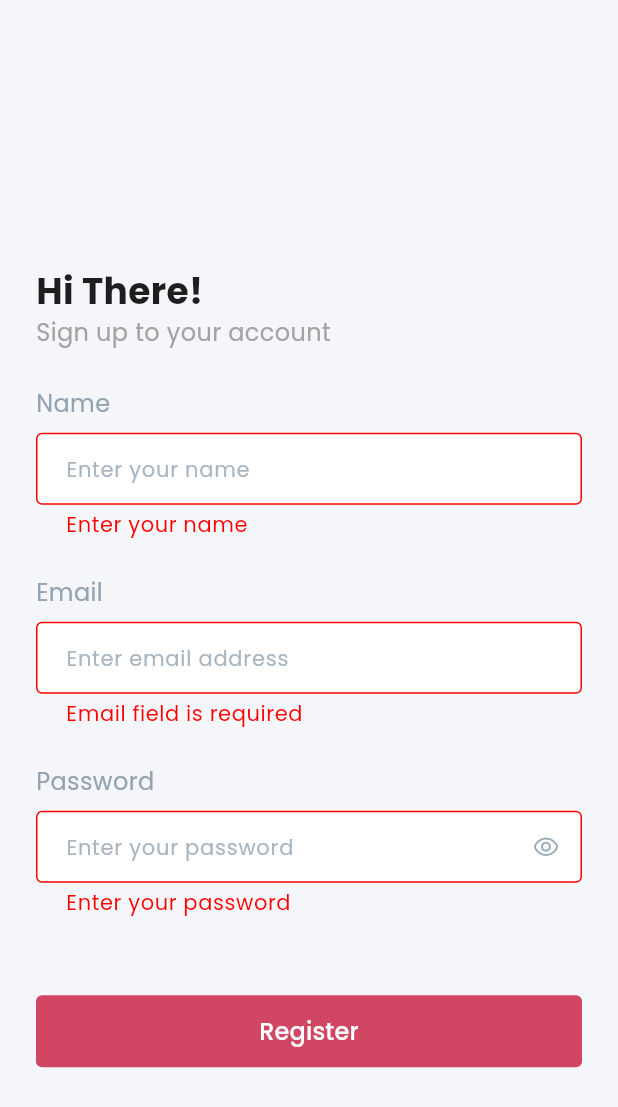
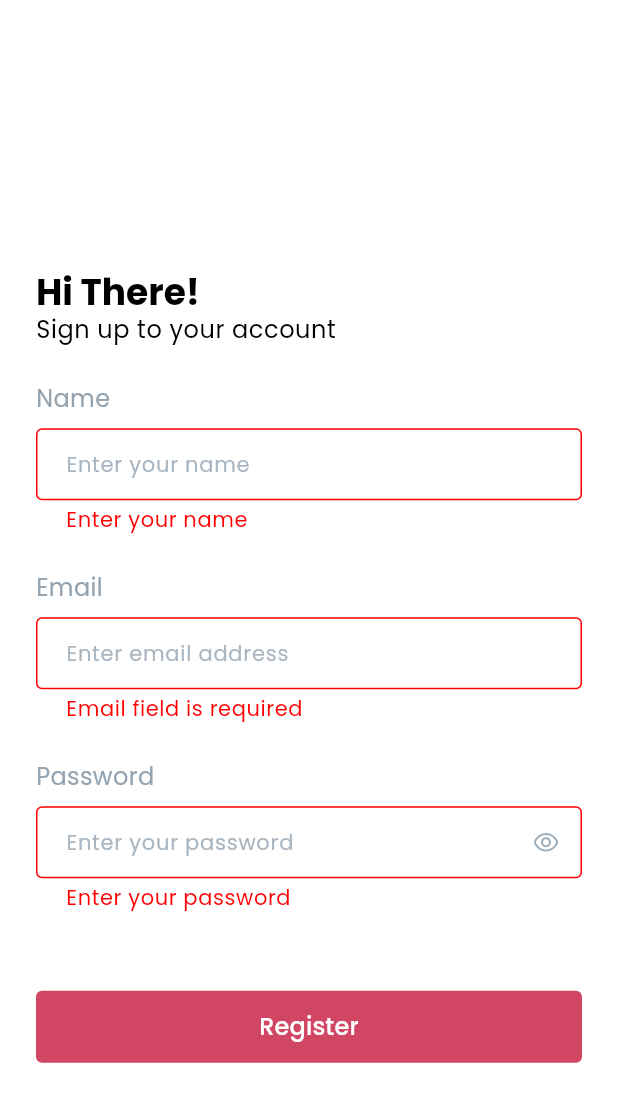
Before and after one commit to hamadasaad1/NT-task, a Flutter app: the RegisterScreen screen opened directly, after a tap on "Register", on a phone screen of 412 x 824 dp. Shown: the top 1107 px of the screen. Run offline on Flutter 3.47's test engine with Material 3 defaults, Android fonts, the phone set to English and light mode, and no system bars; our stand-ins replace bloc, cached_network_image, cloud_firestore, connectivity_plus, dartz, dio and 26 more; missing offline and left inert: dart:ffi, jwt_decode; accounts and stored records are empty; generated files the repository leaves out were written again.

Commit message:
update ui for login screen and register

```diff
--- a/lib/features/auth/presentation/view/login_screen.dart
+++ b/lib/features/auth/presentation/view/login_screen.dart
@@ -88,7 +88,7 @@ class _LoginScreenState extends State<LoginScreen> {
         return true;
       },
       child: Scaffold(
-        backgroundColor: ColorManager.background,
+        // backgroundColor: ColorManager.background,
         body: BlocProvider<AuthCubit>(
           create: (context) {
             _viewModel = AuthCubit();
@@ -142,15 +142,11 @@ class _LoginScreenState extends State<LoginScreen> {
                           const SizedBox(height: AppPadding.p32),
                           Text(
                             "Hi There!",
-                            style: getBoldStyle(
-                              fontSize: FontSize.s24,
-                              color: ColorManager.textHeaderColor,
-                            ),
+                            style: Theme.of(context).textTheme.titleLarge?.copyWith(fontSize:  FontSize.s24)
                           ),
                           Text(
                             "Welcome back, Let's get you logged in",
-                            style: getRegularStyle(
-                                color: ColorManager.textSubTitleColor),
+                            style: Theme.of(context).textTheme.bodyMedium
                           ),
                           const SizedBox(height: AppPadding.p24),
                           TextFieldWithTitle(
@@ -190,7 +186,7 @@ class _LoginScreenState extends State<LoginScreen> {
                                 children: [
                                   TextSpan(
                                     text: 'Don\'t have an account ? ',
-                                    style: getRegularStyle(),
+                                    style: Theme.of(context).textTheme.bodyMedium,
                                   ),
                                   TextSpan(
                                     text: 'Sign up',
--- a/lib/features/auth/presentation/view/register_screen.dart
+++ b/lib/features/auth/presentation/view/register_screen.dart
@@ -64,7 +64,7 @@ class _RegisterScreenState extends State<RegisterScreen> {
 
   Widget buildMobileView() {
     return Scaffold(
-      backgroundColor: ColorManager.background,
+      // backgroundColor: ColorManager.background,
       body: BlocProvider<AuthCubit>(
         create: (context) {
           _viewModel = AuthCubit();
@@ -116,15 +116,11 @@ class _RegisterScreenState extends State<RegisterScreen> {
                         const SizedBox(height: AppPadding.p32),
                         Text(
                           "Hi There!",
-                          style: getBoldStyle(
-                            fontSize: FontSize.s24,
-                            color: ColorManager.textHeaderColor,
-                          ),
+                          style: Theme.of(context).textTheme.titleLarge?.copyWith( fontSize:  FontSize.s24),
                         ),
                         Text(
                           "Sign up to your account",
-                          style: getRegularStyle(
-                              color: ColorManager.textSubTitleColor),
+                          style: Theme.of(context).textTheme.bodySmall,
                         ),
                         const SizedBox(height: AppPadding.p24),
 
--- a/lib/shared/common/widget/image_picker_action_sheet.dart
+++ b/lib/shared/common/widget/image_picker_action_sheet.dart
@@ -1,7 +1,7 @@
 import 'package:flutter/cupertino.dart';
+import 'package:flutter/material.dart';
 
 import '../../../app/media/media_service_interface.dart';
-import '../../resources/styles_manager.dart';
 
 class ImagePickerActionSheet extends StatelessWidget {
   @override
@@ -11,14 +11,14 @@ class ImagePickerActionSheet extends StatelessWidget {
         CupertinoActionSheetAction(
           child: Text(
             'Camera',
-            style: getRegularStyle(),
+            style: Theme.of(context).textTheme.bodyMedium,
           ),
           onPressed: () => Navigator.of(context).pop(AppImageSource.camera),
         ),
         CupertinoActionSheetAction(
           child: Text(
             'Gallery',
-            style: getRegularStyle(),
+          style: Theme.of(context).textTheme.bodyMedium,
           ),
           onPressed: () => Navigator.of(context).pop(AppImageSource.gallery),
         ),
@@ -26,7 +26,7 @@ class ImagePickerActionSheet extends StatelessWidget {
       cancelButton: CupertinoActionSheetAction(
         child: Text(
           'Cancel',
-          style: getRegularStyle(),
+          style: Theme.of(context).textTheme.bodySmall,
         ),
         onPressed: () => Navigator.of(context).pop(),
       ),
```
Also changed, not shown: 2 other files.
